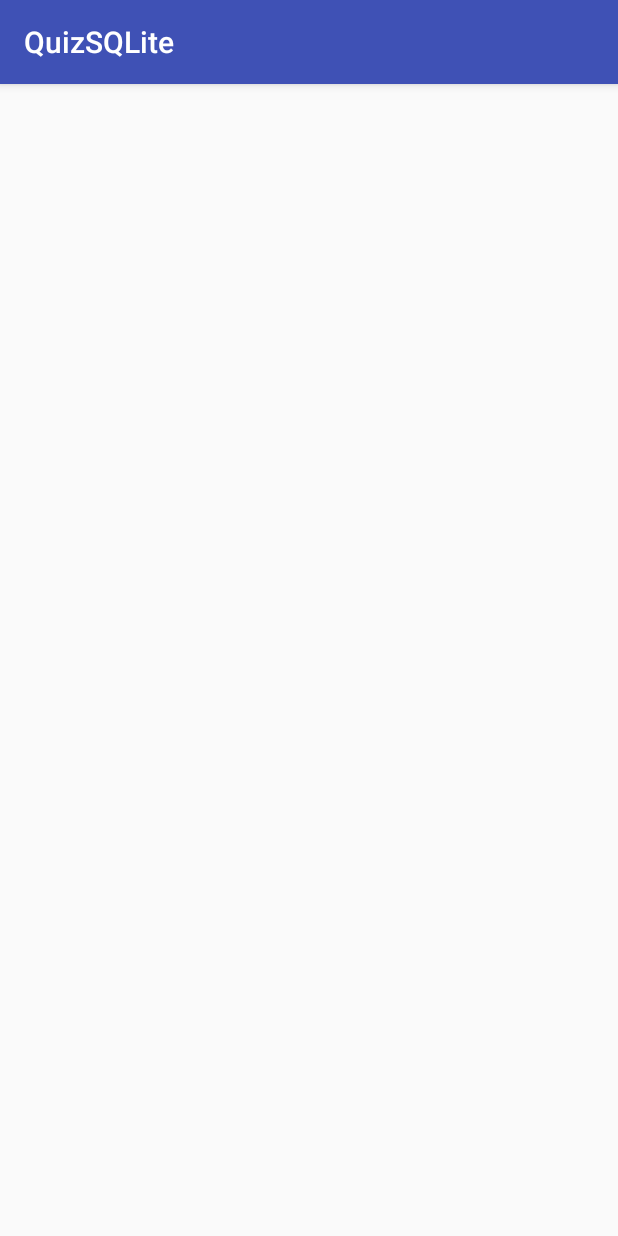
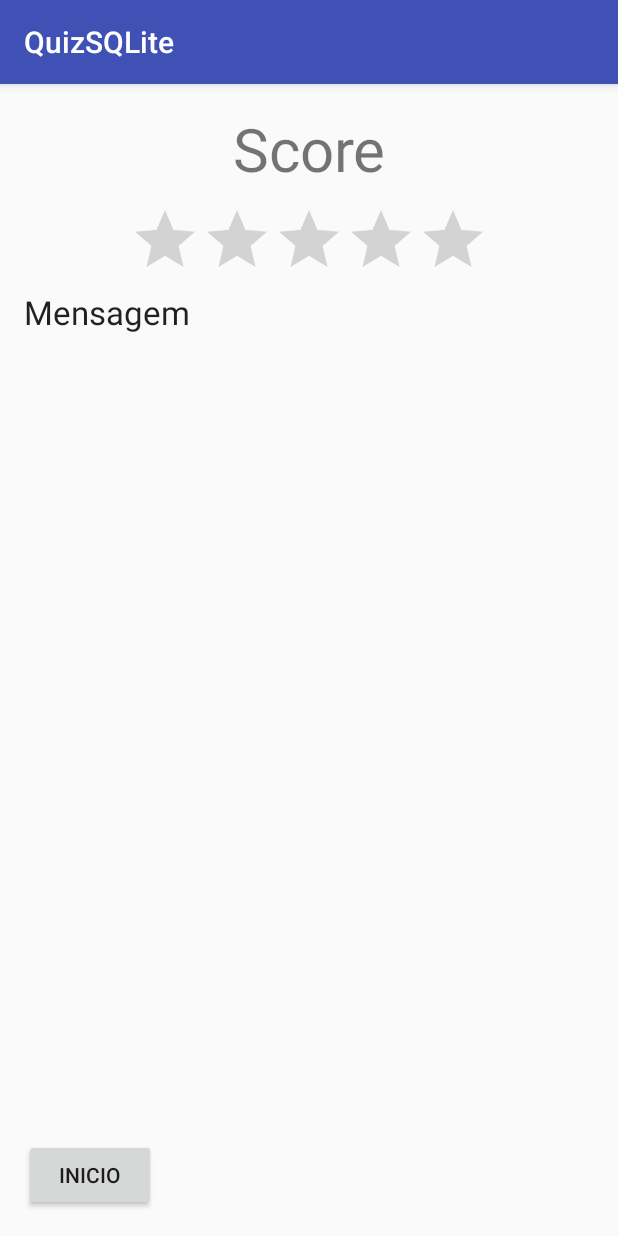
Before and after one commit to orodrigomarques/QuizSQLite, an Android app: the ResultActivity screen opened directly, with no data from a screen before it, on a phone screen of 412 x 824 dp. Run offline under Robolectric (Android 15) with nearby library versions, the phone set to English and light mode, and no system bars.

Commit message:
Update activity_result

```diff
--- a/app/src/main/res/layout/activity_result.xml
+++ b/app/src/main/res/layout/activity_result.xml
@@ -10,4 +10,48 @@
     android:paddingTop="@dimen/activity_vertical_margin"
     tools:context="br.com.fatecpg.quizsqlite.ResultActivity">
 
+    <LinearLayout
+        android:layout_width="wrap_content"
+        android:layout_height="wrap_content"
+        android:layout_alignParentBottom="true"
+        android:layout_alignParentLeft="true"
+        android:layout_alignParentRight="true"
+        android:layout_alignParentTop="true"
+        android:orientation="vertical" >
+
+        <TextView
+            android:layout_width="match_parent"
+            android:layout_height="wrap_content"
+            android:text="Score"
+            android:textSize="40sp"
+            android:textAlignment="center"
+            android:layout_marginBottom="10sp"
+            />
+
+
+        <RatingBar
+            android:id="@+id/ratingBar1"
+            android:layout_width="wrap_content"
+            android:layout_height="wrap_content"
+            android:numStars="5"
+            android:stepSize="1.0"
+            android:rating="0.0"
+            android:layout_gravity="center"/>
+
+        <TextView
+            android:id="@+id/textResult"
+            android:layout_width="match_parent"
+            android:layout_height="wrap_content"
+            android:layout_weight="0.08"
+            android:text="Mensagem"
+            android:textAppearance="?android:attr/textAppearanceLarge" />
+
+
+        <Button
+            android:layout_width="wrap_content"
+            android:layout_height="wrap_content"
+            android:text="inicio"
+            android:onClick="inicio"/>
+    </LinearLayout>
+
 </RelativeLayout>
```
